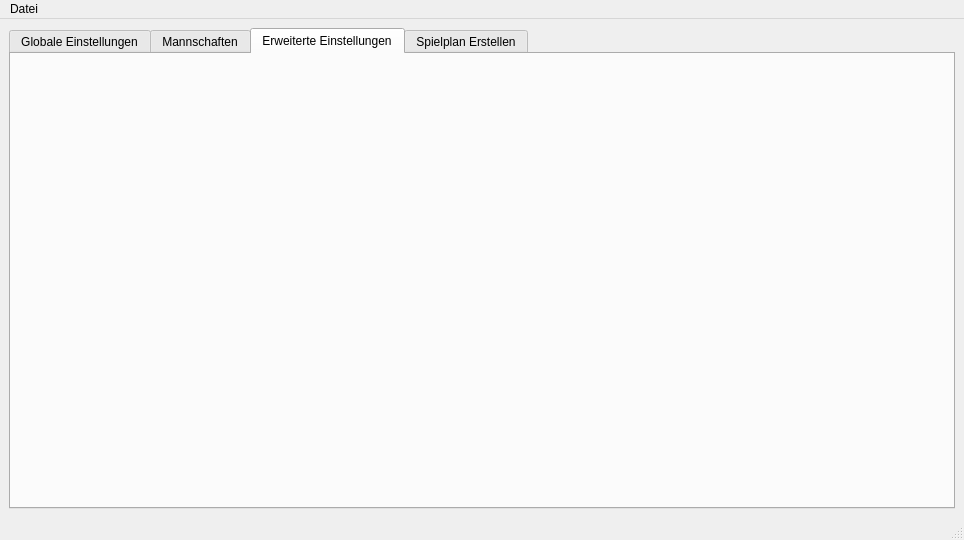
Above: main_window.ui from smash14/badminton_matchmaker before the change. Below: the same form after it.
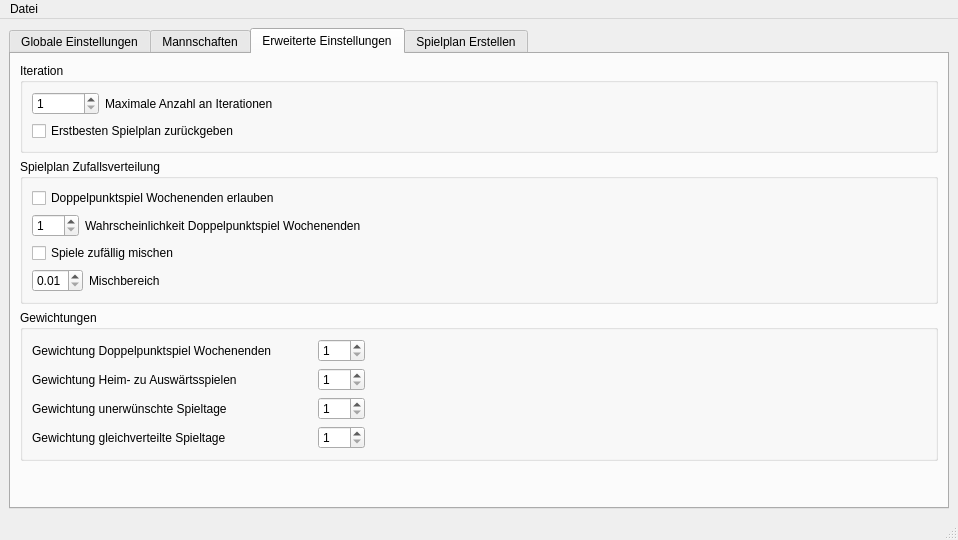
That is the form after the change. The open tabs and pages were chosen to show the change.

```diff
--- a/main_window.ui
+++ b/main_window.ui
@@ -6,7 +6,7 @@
    <rect>
     <x>0</x>
     <y>0</y>
-    <width>964</width>
+    <width>958</width>
     <height>539</height>
    </rect>
   </property>
@@ -674,6 +674,375 @@
        <attribute name="title">
         <string>Erweiterte Einstellungen</string>
        </attribute>
+       <layout class="QVBoxLayout" name="verticalLayout_3">
+        <item>
+         <widget class="QGroupBox" name="groupBox_6">
+          <property name="title">
+           <string>Iteration</string>
+          </property>
+          <layout class="QGridLayout" name="gridLayout_2">
+           <item row="0" column="0">
+            <layout class="QHBoxLayout" name="horizontalLayout_15">
+             <item>
+              <widget class="QSpinBox" name="spinBox_max_iterations">
+               <property name="minimum">
+                <number>1</number>
+               </property>
+               <property name="maximum">
+                <number>100000</number>
+               </property>
+              </widget>
+             </item>
+             <item>
+              <widget class="QLabel" name="label_2">
+               <property name="text">
+                <string>Maximale Anzahl an Iterationen</string>
+               </property>
+              </widget>
+             </item>
+            </layout>
+           </item>
+           <item row="1" column="0">
+            <widget class="QCheckBox" name="checkBox_return_on_first_match_plan">
+             <property name="text">
+              <string>Erstbesten Spielplan zurückgeben</string>
+             </property>
+            </widget>
+           </item>
+           <item row="0" column="1">
+            <spacer name="horizontalSpacer_14">
+             <property name="orientation">
+              <enum>Qt::Horizontal</enum>
+             </property>
+             <property name="sizeHint" stdset="0">
+              <size>
+               <width>40</width>
+               <height>20</height>
+              </size>
+             </property>
+            </spacer>
+           </item>
+          </layout>
+         </widget>
+        </item>
+        <item>
+         <widget class="QGroupBox" name="groupBox_7">
+          <property name="title">
+           <string>Spielplan Zufallsverteilung</string>
+          </property>
+          <layout class="QVBoxLayout" name="verticalLayout_2">
+           <item>
+            <widget class="QCheckBox" name="checkBox_consecutive_matches_allow">
+             <property name="text">
+              <string>Doppelpunktspiel Wochenenden erlauben</string>
+             </property>
+            </widget>
+           </item>
+           <item>
+            <layout class="QHBoxLayout" name="horizontalLayout_16">
+             <item>
+              <widget class="QSpinBox" name="spinBox_consecutive_matches_probability">
+               <property name="minimum">
+                <number>1</number>
+               </property>
+               <property name="maximum">
+                <number>100</number>
+               </property>
+              </widget>
+             </item>
+             <item>
+              <widget class="QLabel" name="label_3">
+               <property name="text">
+                <string>Wahrscheinlichkeit Doppelpunktspiel Wochenenden</string>
+               </property>
+              </widget>
+             </item>
+             <item>
+              <spacer name="horizontalSpacer_15">
+               <property name="orientation">
+                <enum>Qt::Horizontal</enum>
+               </property>
+               <property name="sizeHint" stdset="0">
+                <size>
+                 <width>40</width>
+                 <height>20</height>
+                </size>
+               </property>
+              </spacer>
+             </item>
+            </layout>
+           </item>
+           <item>
+            <widget class="QCheckBox" name="checkBox_shuffle_matches_allow">
+             <property name="text">
+              <string>Spiele zufällig mischen</string>
+             </property>
+            </widget>
+           </item>
+           <item>
+            <layout class="QHBoxLayout" name="horizontalLayout_17">
+             <item>
+              <widget class="QDoubleSpinBox" name="doubleSpinBox_shuffle_matches_shuffle_part">
+               <property name="minimum">
+                <double>0.010000000000000</double>
+               </property>
+               <property name="maximum">
+                <double>1.000000000000000</double>
+               </property>
+               <property name="singleStep">
+                <double>0.100000000000000</double>
+               </property>
+              </widget>
+             </item>
+             <item>
+              <widget class="QLabel" name="label_4">
+               <property name="text">
+                <string>Mischbereich</string>
+               </property>
+              </widget>
+             </item>
+             <item>
+              <spacer name="horizontalSpacer">
+               <property name="orientation">
+                <enum>Qt::Horizontal</enum>
+               </property>
+               <property name="sizeHint" stdset="0">
+                <size>
+                 <width>40</width>
+                 <height>20</height>
+                </size>
+               </property>
+              </spacer>
+             </item>
+            </layout>
+           </item>
+          </layout>
+         </widget>
+        </item>
+        <item>
+         <widget class="QGroupBox" name="groupBox_8">
+          <property name="title">
+           <string>Gewichtungen</string>
+          </property>
+          <layout class="QGridLayout" name="gridLayout_14">
+           <item row="0" column="4">
+            <spacer name="horizontalSpacer_12">
+             <property name="orientation">
+              <enum>Qt::Horizontal</enum>
+             </property>
+             <property name="sizeHint" stdset="0">
+              <size>
+               <width>40</width>
+               <height>20</height>
+              </size>
+             </property>
+            </spacer>
+           </item>
+           <item row="5" column="0">
+            <layout class="QHBoxLayout" name="horizontalLayout_21">
+             <item>
+              <widget class="QLabel" name="label_9">
+               <property name="text">
+                <string>Gewichtung gleichverteilte Spieltage</string>
+               </property>
+              </widget>
+             </item>
+             <item>
+              <spacer name="horizontalSpacer_17">
+               <property name="orientation">
+                <enum>Qt::Horizontal</enum>
+               </property>
+               <property name="sizeHint" stdset="0">
+                <size>
+                 <width>40</width>
+                 <height>20</height>
+                </size>
+               </property>
+              </spacer>
+             </item>
+             <item>
+              <widget class="QSpinBox" name="spinBox_weight_distribution_game_days">
+               <property name="minimum">
+                <number>1</number>
+               </property>
+               <property name="maximum">
+                <number>100</number>
+               </property>
+              </widget>
+             </item>
+            </layout>
+           </item>
+           <item row="3" column="0">
+            <layout class="QHBoxLayout" name="horizontalLayout_19">
+             <item>
+              <widget class="QLabel" name="label_7">
+               <property name="text">
+                <string>Gewichtung Heim- zu Auswärtsspielen</string>
+               </property>
+              </widget>
+             </item>
+             <item>
+              <spacer name="horizontalSpacer_11">
+               <property name="orientation">
+                <enum>Qt::Horizontal</enum>
+               </property>
+               <property name="sizeHint" stdset="0">
+                <size>
+                 <width>40</width>
+                 <height>20</height>
+                </size>
+               </property>
+              </spacer>
+             </item>
+             <item>
+              <widget class="QSpinBox" name="spinBox_weight_distribution_home_away_matches">
+               <property name="minimum">
+                <number>1</number>
+               </property>
+               <property name="maximum">
+                <number>100</number>
+               </property>
+              </widget>
+             </item>
+            </layout>
+           </item>
+           <item row="0" column="0">
+            <layout class="QHBoxLayout" name="horizontalLayout_18">
+             <item>
+              <widget class="QLabel" name="label_6">
+               <property name="text">
+                <string>Gewichtung Doppelpunktspiel Wochenenden</string>
+               </property>
+              </widget>
+             </item>
+             <item>
+              <spacer name="horizontalSpacer_13">
+               <property name="orientation">
+                <enum>Qt::Horizontal</enum>
+               </property>
+               <property name="sizeHint" stdset="0">
+                <size>
+                 <width>40</width>
+                 <height>20</height>
+                </size>
+               </property>
+              </spacer>
+             </item>
+             <item>
+              <widget class="QSpinBox" name="spinBox_weight_amount_consecutive_matches">
+               <property name="minimum">
+                <number>1</number>
+               </property>
+               <property name="maximum">
+                <number>100</number>
+               </property>
+              </widget>
+             </item>
+            </layout>
+           </item>
+           <item row="0" column="5">
+            <spacer name="horizontalSpacer_2">
+             <property name="orientation">
+              <enum>Qt::Horizontal</enum>
+             </property>
+             <property name="sizeHint" stdset="0">
+              <size>
+               <width>40</width>
+               <height>20</height>
+              </size>
+             </property>
+            </spacer>
+           </item>
+           <item row="4" column="0">
+            <layout class="QHBoxLayout" name="horizontalLayout_20">
+             <item>
+              <widget class="QLabel" name="label_8">
+               <property name="text">
+                <string>Gewichtung unerwünschte Spieltage</string>
+               </property>
+              </widget>
+             </item>
+             <item>
+              <spacer name="horizontalSpacer_16">
+               <property name="orientation">
+                <enum>Qt::Horizontal</enum>
+               </property>
+               <property name="sizeHint" stdset="0">
+                <size>
+                 <width>40</width>
+                 <height>20</height>
+                </size>
+               </property>
+              </spacer>
+             </item>
+             <item>
+              <widget class="QSpinBox" name="spinBox_weight_amount_please_dont_play_dates">
+               <property name="minimum">
+                <number>1</number>
+               </property>
+               <property name="maximum">
+                <number>100</number>
+               </property>
+              </widget>
+             </item>
+            </layout>
+           </item>
+           <item row="0" column="3">
+            <spacer name="horizontalSpacer_18">
+             <property name="orientation">
+              <enum>Qt::Horizontal</enum>
+             </property>
+             <property name="sizeHint" stdset="0">
+              <size>
+               <width>40</width>
+               <height>20</height>
+              </size>
+             </property>
+            </spacer>
+           </item>
+           <item row="0" column="2">
+            <spacer name="horizontalSpacer_19">
+             <property name="orientation">
+              <enum>Qt::Horizontal</enum>
+             </property>
+             <property name="sizeHint" stdset="0">
+              <size>
+               <width>40</width>
+               <height>20</height>
+              </size>
+             </property>
+            </spacer>
+           </item>
+           <item row="0" column="1">
+            <spacer name="horizontalSpacer_20">
+             <property name="orientation">
+              <enum>Qt::Horizontal</enum>
+             </property>
+             <property name="sizeHint" stdset="0">
+              <size>
+               <width>40</width>
+               <height>20</height>
+              </size>
+             </property>
+            </spacer>
+           </item>
+          </layout>
+         </widget>
+        </item>
+        <item>
+         <spacer name="verticalSpacer">
+          <property name="orientation">
+           <enum>Qt::Vertical</enum>
+          </property>
+          <property name="sizeHint" stdset="0">
+           <size>
+            <width>20</width>
+            <height>40</height>
+           </size>
+          </property>
+         </spacer>
+        </item>
+       </layout>
       </widget>
       <widget class="QWidget" name="tab_3">
        <attribute name="title">
@@ -798,7 +1167,7 @@
     <rect>
      <x>0</x>
      <y>0</y>
-     <width>964</width>
+     <width>958</width>
      <height>21</height>
     </rect>
    </property>
```
Left out of the diff: 2 changed lines with no effect on the pictures.
